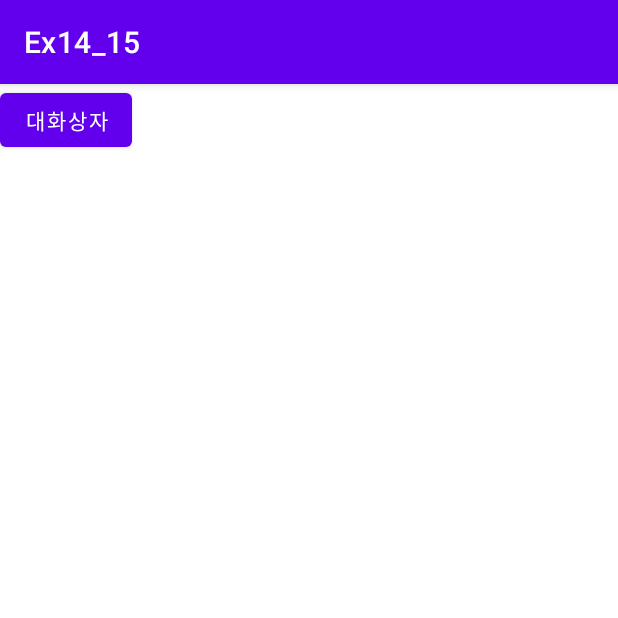
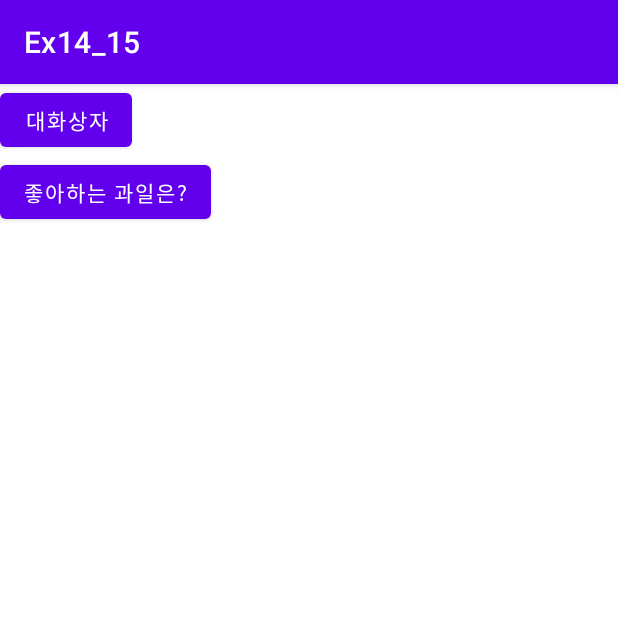
Before and after one commit to koesther0528/Ex14_15, an Android app: the screen it shows after launch (MainActivity), on a phone screen of 412 x 824 dp, the top half of it. Run offline under Robolectric (Android 15) with nearby library versions, the light colour scheme and no system bars.

Commit message:
Edit activity_main.xml(Add Button) Commit

```diff
--- a/app/src/main/res/layout/activity_main.xml
+++ b/app/src/main/res/layout/activity_main.xml
@@ -13,4 +13,10 @@
         android:layout_height="wrap_content"
         android:text="@string/btn_alert"/>
 
+    <Button
+        android:id="@+id/btn_fruits"
+        android:layout_width="wrap_content"
+        android:layout_height="wrap_content"
+        android:text="@string/btn_fruits"/>
+
 </LinearLayout>
--- a/app/src/main/res/values/strings.xml
+++ b/app/src/main/res/values/strings.xml
@@ -3,4 +3,5 @@
     <string name="btn_alert">대화상자</string>
     <string name="dilog_title">주의사항</string>
     <string name="dilog_message">대화상자 연습 중입니다</string>
+    <string name="btn_fruits">좋아하는 과일은?</string>
 </resources>
```
